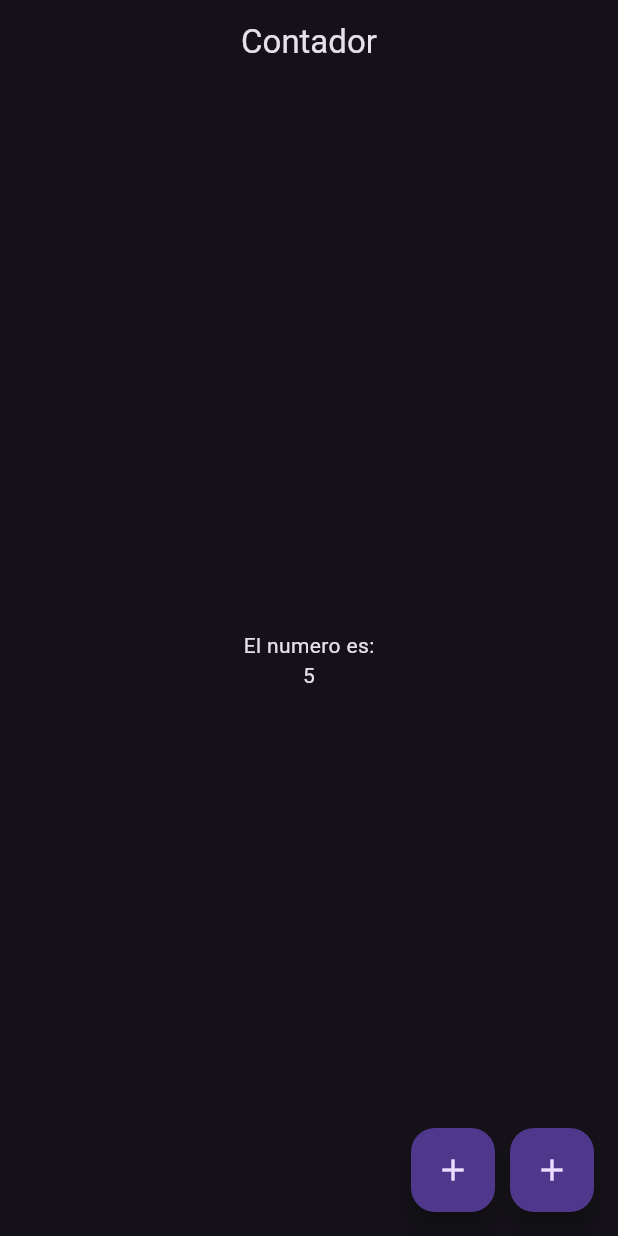
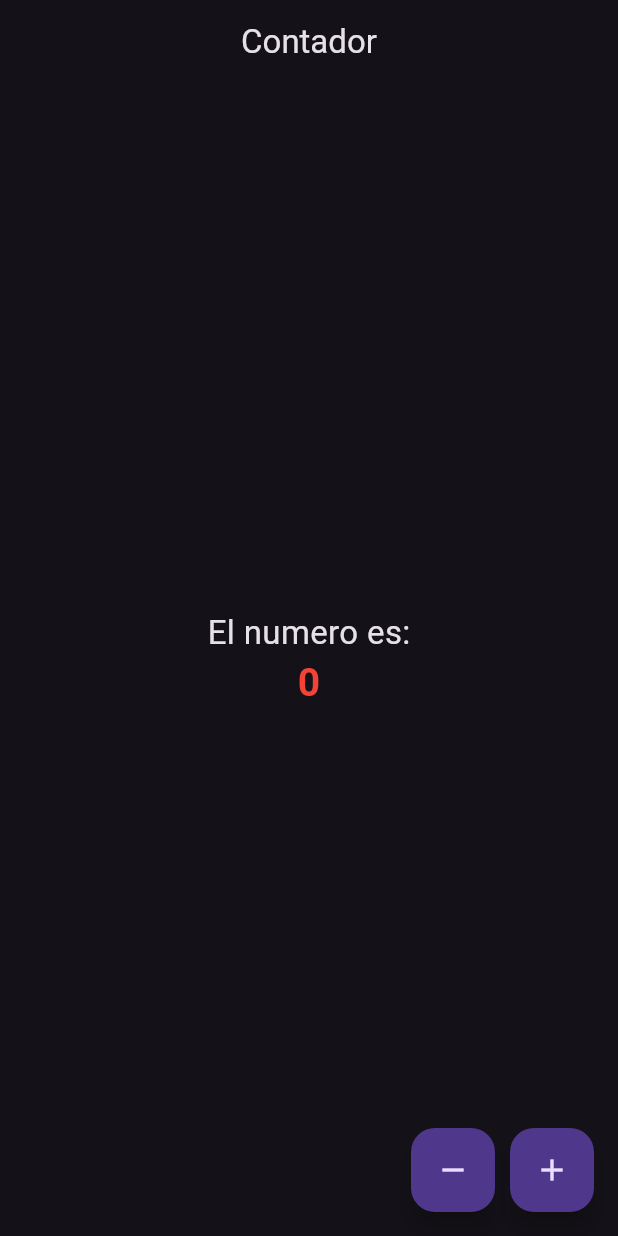
Before and after one commit to RicharC293/hola_mundo, a Flutter app: the screen it shows after launch, on a phone screen of 412 x 824 dp. Run offline on Flutter 3.47's test engine with Material 3 defaults, Android fonts, the phone set to English and light mode, and no system bars.

Commit message:
Update: class 20 dic

```diff
--- a/lib/main.dart
+++ b/lib/main.dart
@@ -24,25 +24,68 @@ class MyApp extends StatelessWidget {
   }
 }
 
+// StatelessWidget -> Solo quiero mostrar un texto
+// StatefullWidget -> Estado -> cambiar todo lo que ve en ese widget
+
+//
+// Widget 1 -> Stateless
+// Widget 2 -> Stateless
+// Widget 3 -> Statefull  setState
+// Widget 4 -> Stateless |
+// Widget 4 -> Stateless |
+// Widget 4 -> Stateless |
+// Widget 4 -> Stateless |
+// Widget 4 -> Stateless |
+
 // Scaffold
-class Home extends StatelessWidget {
+class Home extends StatefulWidget {
   const Home({super.key});
 
   @override
+  State<Home> createState() => _HomeState();
+}
+
+class _HomeState extends State<Home> {
+  late int _contador;
+
+  // Ejecutar un método antes de la construcción es decir antes del build
+  @override
+  void initState() {
+    super.initState();
+    _contador = 0;
+  }
+
+  /// Metodo que se ejecuta despues del ciclo de vida del widget
+  /// Puden cerrar controladores, poner en 0 variables todo lo que no dependa del contexto
+  // @override
+  // void dispose() {
+  //   // TODO: implement dispose
+  //   super.dispose();
+  // }
+
+  @override
   Widget build(BuildContext context) {
+    print("BUILD");
     return Scaffold(
         appBar: AppBar(
           title: const Text('Contador'),
           centerTitle: true,
         ),
-      body: const Center(
+        body: Center(
           child: Column(
             mainAxisSize: MainAxisSize.min,
             mainAxisAlignment: MainAxisAlignment.center,
             crossAxisAlignment: CrossAxisAlignment.center,
             children: [
-            Text('El numero es:'),
-            Text('5'),
+              const Text('El numero es:', style: TextStyle(fontSize: 22)),
+              Text(
+                '$_contador',
+                style: const TextStyle(
+                  fontSize: 26,
+                  fontWeight: FontWeight.bold,
+                  color: Colors.red,
+                ),
+              ),
             ],
           ),
         ),
@@ -51,19 +94,23 @@ class Home extends StatelessWidget {
           mainAxisAlignment: MainAxisAlignment.end,
           children: [
             FloatingActionButton(
-        child: const Icon(Icons.add),
+              child: const Icon(Icons.remove),
               onPressed: () {
-          print("SUMA 1");
+                print("RESTA 1");
+                _contador = _contador - 1;
+                setState(() {});
               },
             ),
-      const SizedBox(width: 10,),
+            const SizedBox(width: 10),
             FloatingActionButton(
               child: const Icon(Icons.add),
               onPressed: () {
                 print("SUMA 1");
+                _contador = _contador + 1;
+                setState(() {});
               },
             ),
-      ],)
-    );
+          ],
+        ));
   }
 }
```
Lines whose indentation alone changed are shown as unchanged.
